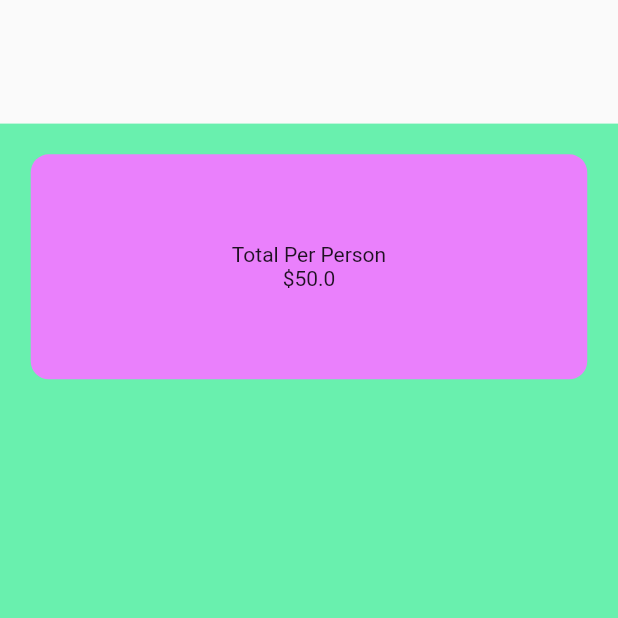
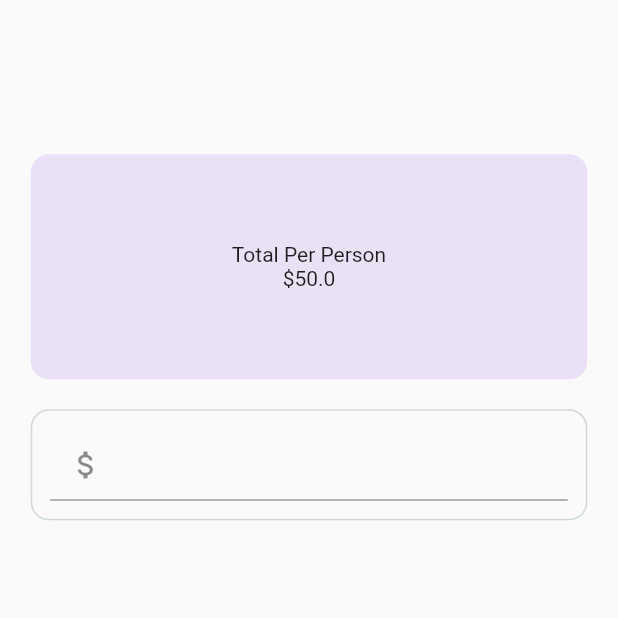
Before and after one commit to cmj123/flutter_app_development, a Flutter app: the screen it shows after launch, on a phone screen of 412 x 824 dp, the top half of it. Run offline on Flutter 3.47's test engine with Material 2 defaults, Android fonts, the phone set to English and light mode, and no system bars.

Commit message:
Completed top card and custom colors

```diff
--- a/bill_splitter/lib/ui/home.dart
+++ b/bill_splitter/lib/ui/home.dart
@@ -1,3 +1,4 @@
+import 'package:bill_splitter/util/hexcolor.dart';
 import 'package:flutter/material.dart';
 
 class BillSplitter extends StatefulWidget {
@@ -12,13 +13,15 @@ class _BillSplitterState extends State<BillSplitter> {
   int _personCounter = 1;
   double _billAmount = 0.0;
 
+  Color _purle = HexColor("#6908D6");
+
   @override
   Widget build(BuildContext context) {
     return Scaffold(
       body: Container(
         margin: EdgeInsets.only(top: MediaQuery.of(context).size.height * 0.1),
         alignment: Alignment.center,
-        color: Colors.greenAccent,
+        color: Colors.transparent,
         child: ListView(
           scrollDirection: Axis.vertical,
           padding: EdgeInsets.all(20.5),
@@ -27,17 +30,47 @@ class _BillSplitterState extends State<BillSplitter> {
               width: 150,
               height: 150,
               decoration: BoxDecoration(
-                  color: Colors.purpleAccent.shade100,
+                  color: _purle.withOpacity(0.1),
                   borderRadius: BorderRadius.circular(12.0)),
+              child: Center(
+                child: Column(
+                  mainAxisAlignment: MainAxisAlignment.center,
+                  children: <Widget>[Text("Total Per Person"), Text("\$50.0")],
+                ),
+              ),
+            ),
+            Container(
+              margin: EdgeInsets.only(top:20.0),
+              padding: EdgeInsets.all(12.0),
+              decoration: BoxDecoration(
+                color: Colors.transparent,
+                border: Border.all(
+                  color: Colors.blueGrey.shade100,
+                  style: BorderStyle.solid),
+                borderRadius: BorderRadius.circular(12.0)
+
+              ),
               child: Column(
-                mainAxisAlignment: MainAxisAlignment.center,
                 children: <Widget>[
-                  Text("Total Per Person"),
-                  Text("\$50.0")
+                  TextField(
+                    keyboardType: TextInputType.numberWithOptions(decimal: true),
+                    style: TextStyle(color: Colors.purple.shade500),
+                    decoration: InputDecoration(
+                      prefixText: "Bill Amount",
+                      prefixIcon: Icon(Icons.attach_money)
+                    ),
+                    onChanged: (String value){
+                      try{
+                        _billAmount = double.parse(value);
+                      } catch (exception){
+                        _billAmount = 0.0;
+                      }
+                    }
+                  )
                 ],
               ),
-            ),
-            Container()
+
+            )
           ],
         ),
       ),
--- /dev/null
+++ b/bill_splitter/lib/util/hexcolor.dart
@@ -0,0 +1,13 @@
+import 'package:flutter/material.dart';
+
+class HexColor extends Color {
+  static int _getColorFromHex(String hexColor) {
+    hexColor = hexColor.toUpperCase().replaceAll("#", "");
+    if (hexColor.length == 6) {
+      hexColor == "FF"+hexColor;
+    }
+    return int.parse(hexColor, radix: 16);
+  }
+
+  HexColor(final String hexColor) : super(_getColorFromHex(hexColor));
+}
```
